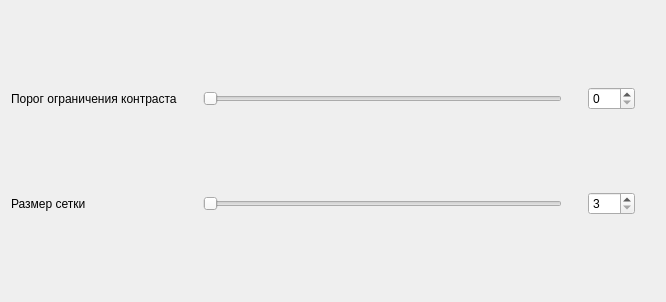
First picture: the form in ui/dialog_clahe.ui, repository StarAres1/VideoHadler, before the edit.
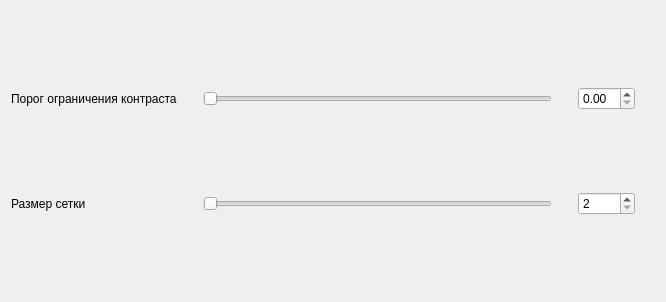
Second picture: the form after the edit.

```diff
--- a/ui/dialog_clahe.ui
+++ b/ui/dialog_clahe.ui
@@ -20,41 +20,43 @@
    <string notr="true"/>
   </property>
   <layout class="QGridLayout" name="gridLayout">
-   <item row="1" column="2">
-    <widget class="QSlider" name="horizontalSlider">
-     <property name="maximum">
-      <number>100</number>
-     </property>
+   <item row="1" column="1" rowspan="2">
+    <spacer name="verticalSpacer">
      <property name="orientation">
-      <enum>Qt::Orientation::Horizontal</enum>
+      <enum>Qt::Orientation::Vertical</enum>
      </property>
-    </widget>
+     <property name="sizeHint" stdset="0">
+      <size>
+       <width>20</width>
+       <height>40</height>
+      </size>
+     </property>
+    </spacer>
    </item>
    <item row="2" column="2">
-    <widget class="QSlider" name="horizontalSlider_2">
+    <widget class="QSlider" name="slider_titlleGrid">
      <property name="styleSheet">
       <string notr="true"/>
      </property>
      <property name="minimum">
-      <number>3</number>
+      <number>2</number>
      </property>
      <property name="maximum">
-      <number>50</number>
+      <number>64</number>
+     </property>
+     <property name="singleStep">
+      <number>2</number>
+     </property>
+     <property name="pageStep">
+      <number>2</number>
      </property>
      <property name="orientation">
       <enum>Qt::Orientation::Horizontal</enum>
      </property>
     </widget>
    </item>
-   <item row="1" column="0">
-    <widget class="QLabel" name="label">
-     <property name="text">
-      <string>Порог ограничения контраста</string>
-     </property>
-    </widget>
-   </item>
-   <item row="1" column="1" rowspan="2">
-    <spacer name="verticalSpacer">
+   <item row="1" column="3" rowspan="2">
+    <spacer name="verticalSpacer_2">
      <property name="orientation">
       <enum>Qt::Orientation::Vertical</enum>
      </property>
@@ -73,33 +75,10 @@
      </property>
     </widget>
    </item>
-   <item row="1" column="4">
-    <widget class="QSpinBox" name="spinBox">
-     <property name="maximum">
-      <number>100</number>
-     </property>
-    </widget>
-   </item>
-   <item row="1" column="3" rowspan="2">
-    <spacer name="verticalSpacer_2">
-     <property name="orientation">
-      <enum>Qt::Orientation::Vertical</enum>
-     </property>
-     <property name="sizeHint" stdset="0">
-      <size>
-       <width>20</width>
-       <height>40</height>
-      </size>
-     </property>
-    </spacer>
-   </item>
-   <item row="2" column="4">
-    <widget class="QSpinBox" name="spinBox_2">
-     <property name="minimum">
-      <number>3</number>
-     </property>
-     <property name="maximum">
-      <number>50</number>
+   <item row="1" column="0">
+    <widget class="QLabel" name="label">
+     <property name="text">
+      <string>Порог ограничения контраста</string>
      </property>
     </widget>
    </item>
@@ -116,6 +95,48 @@
      </property>
     </spacer>
    </item>
+   <item row="1" column="2">
+    <widget class="QSlider" name="slider_clipLimit">
+     <property name="maximum">
+      <number>80</number>
+     </property>
+     <property name="singleStep">
+      <number>1</number>
+     </property>
+     <property name="pageStep">
+      <number>1</number>
+     </property>
+     <property name="orientation">
+      <enum>Qt::Orientation::Horizontal</enum>
+     </property>
+    </widget>
+   </item>
+   <item row="2" column="4">
+    <widget class="QSpinBox" name="spB_titleGrid">
+     <property name="minimum">
+      <number>2</number>
+     </property>
+     <property name="maximum">
+      <number>64</number>
+     </property>
+     <property name="singleStep">
+      <number>2</number>
+     </property>
+     <property name="value">
+      <number>2</number>
+     </property>
+    </widget>
+   </item>
+   <item row="1" column="4">
+    <widget class="QDoubleSpinBox" name="spB_clipLimit">
+     <property name="maximum">
+      <double>40.000000000000000</double>
+     </property>
+     <property name="singleStep">
+      <double>0.500000000000000</double>
+     </property>
+    </widget>
+   </item>
   </layout>
  </widget>
  <resources/>
```
